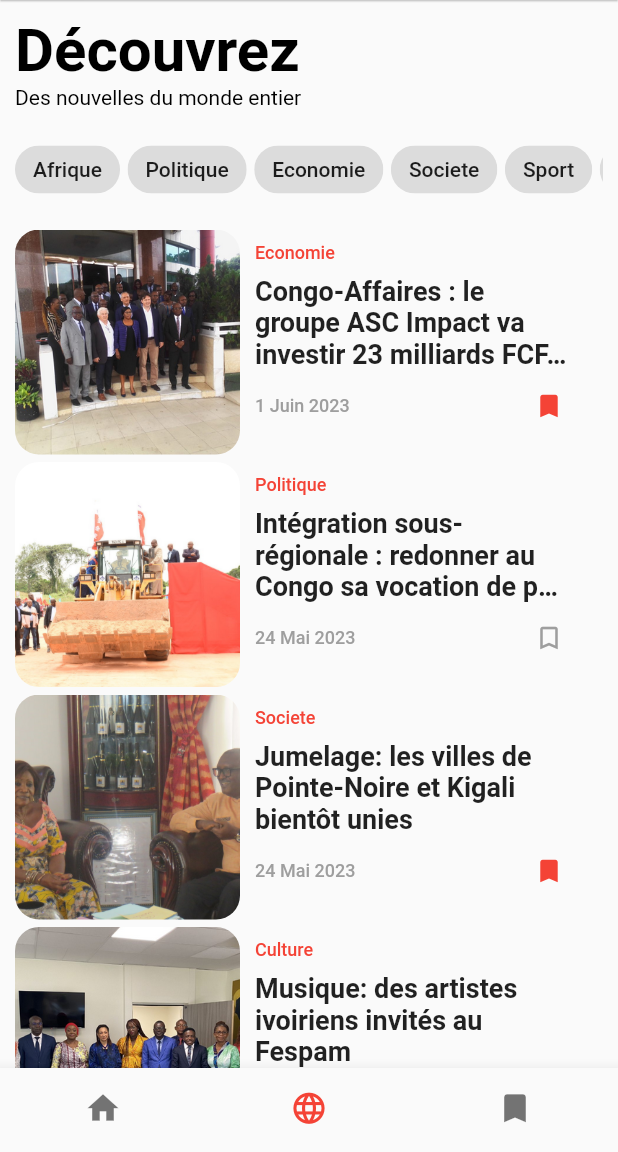
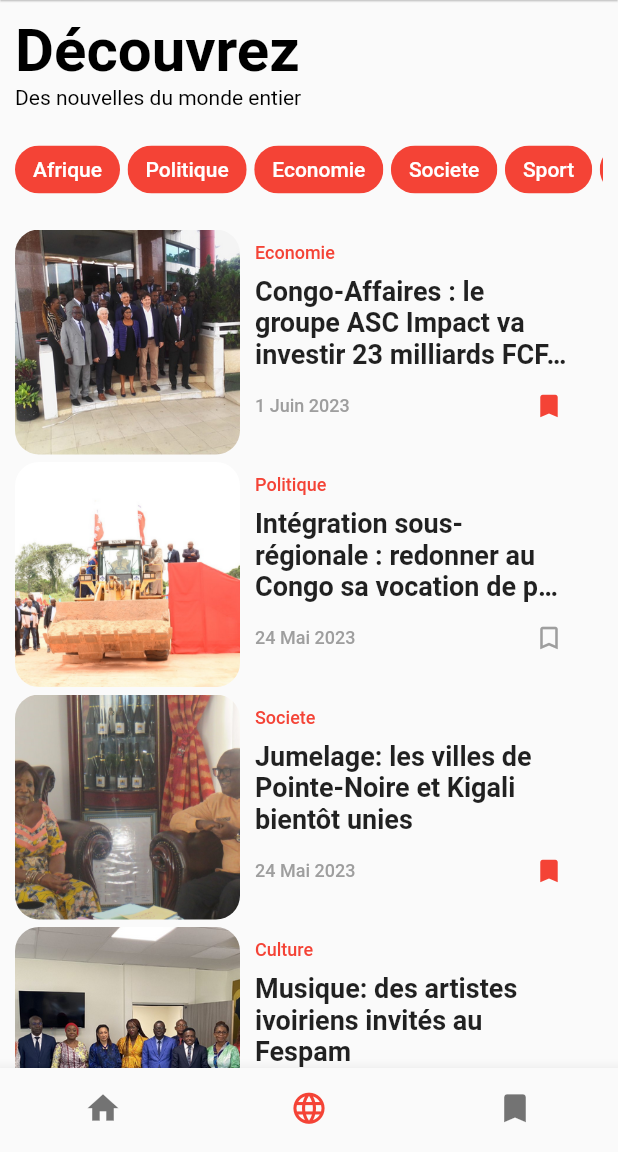
Before and after one commit to DrEPL/le_grand_magazine, a Flutter app: the screen it shows after launch, item 2 of the bottom bar chosen, after a tap on the "bookmark" icon, on a phone screen of 412 x 824 dp, the part 84-1236 px from its top. Run offline on Flutter 3.47's test engine with Material 2 defaults, Android fonts, the light colour scheme and no system bars; our stand-ins replace carousel_slider, smooth_page_indicator.

Commit message:
Création de la page article_detail_page.dart

```diff
--- a/lib/backend/models/article.dart
+++ b/lib/backend/models/article.dart
@@ -1,7 +1,7 @@
 import 'package:le_grand_magazine/frontend/enums/category.dart';
 
 class Article {
-  final String title, summary, source, image;
+  final String title, summary, source, image, content;
   final String? editor;
   final Category category;
   final DateTime publicationDate;
@@ -9,6 +9,7 @@ class Article {
 
   Article({
     required this.title,
+    required this.content,
     required this.summary,
     required this.category,
     required this.image,
--- a/lib/backend/services/article_service.dart
+++ b/lib/backend/services/article_service.dart
@@ -8,28 +8,48 @@ class ArticleService {
       title: 'Congo-Affaires : le groupe ASC Impact va investir 23 milliards FCFA dans le bois et l’agriculture',
       summary:
           'Le président directeur général du groupe ASC Impact, Karl E. Kirchmayer, a annoncé, le 31 mai à Brazzaville, son ambition d’investir en République du Congo dans les secteurs de l’agriculture, de l’exploitation forestière, de la transformation poussée du bois et l’afforestation pour un engagement prévisionnel de 23 milliards de francs CFA contre six mille emplois attendus.',
+      content:
+          'Créé en Suisse depuis 300 ans, ASC Impact a déjà mis sur pied au Congo trois sociétés de droit congolais. Il s’agit d’Agricaf Congo destinée au développement de l’agriculture, Transfor Congo dédiée à l’exploitation forestière et à la transformation poussée du bois, Afforest Congo consacrée à l’afforestation et au reboisement.'
+          'Le groupe suisse sollicite à la partie congolaise 42 000 hectares de terres agricoles dans le département du Niari ; 178 000 hectares dans la Cuvette pour l’afforestation ; 50 000 hectares pour l’aménagement forestier, la transformation plus poussée du bois et la contribution au développement local de l’unité forestière d’exploitation Mila Mila, dans le Niari.'
+          'L’entreprise tricentenaire prévoit également de s’engager dans la transformation du bois en produits finis dans les zones économiques spéciales d’Oyo-Ollombo et de Pointe-Noire. Elle n’attend plus que la levée des obstacles concernant les autorisations d’exploitation forestière et d’accès aux terres cultivables pour entrer en phase opérationnelle, a expliqué la directrice générale de l’Agence pour la promotion des investissements, Annick Mongo.'
+          'Elle s’est exprimée lors d’une rencontre réunissant les responsables d’ASC Impact et les représentants de la primature, des ministères de l’Industrie, de l’Agriculture, de l’Economie forestière et d’autres départements.'
+          'Le groupe ASC Impact est présent sur le continent africain dans les pays comme l’Angola, l’Ouganda et l’Ethiopie. Il a déjà fait ses preuves dans les domaines agricole et forestier en Europe, notamment en Autriche, en Allemagne, en Slovénie et en Russie.'
+          'Au Congo, le groupe ASC Impact entend, selon son président directeur général, Karl E. Kirchmayer, mettre un accent dans un premier temps sur l’exploitation et la transformation poussée du bois, l’afforestation, la production du soja, du maïs, du blé et d’autres cultures agricoles.'
+          'Le Congo et d’autres pays membres de la Communauté économique et monétaire de l’Afrique centrale sont engagés dans une dynamique communautaire interdisant d’exporter les grumes au profit de leur transformation locale. Une approche qui apporte de la plus-value au secteur du bois à travers l’implantation d’industries et la création des milliers d’emplois directs et indirects.'
+          'Pays à vocation agropastorale, le Congo compte dix millions d’hectares de terres arables dont 3% seulement sont utilisés tandis qu’il consacre annuellement 700 milliards de F CFA aux importations des produits alimentaires. Le groupe ASC Impact peut saisir l’opportunité pour développer ses activités dans ce pays qui partage avec d’autres de l’Afrique centrale les écosystèmes forestiers du Bassin du Congo.Christian Brice Elion',
       category: Category.Economie,
       source: 'Adiac',
       publicationDate: DateTime(2023, 6, 1, 10, 7),
       isSaved: true,
     ),
-
     Article(
       image: 'assets/images/article_2.png',
       title: 'Intégration sous-régionale : redonner au Congo sa vocation de pays de transit',
       summary:
           'Le président de la République, Denis Sassou N’Guesso, a lancé officiellement, le 20 mai au village Mbindjo (district de Mokeko), dans le département de la Sangha, les travaux d’aménagement et de bitumage de la route Ouesso-Pokola, longue de 47 km, avec construction d’un pont de 616 m sur la rivière Sangha. Un projet intégrateur dont l’ambition majeure est de redonner au Congo sa vocation de pays de transit.',
+      content:
+          'Financés entièrement par la Banque de développement des Etats de l’Afrique centrale (BDEAC) à hauteur de 99 700 000 000 FCFA, les travaux de la première phase du projet d’aménagement et de bitumage du corridor 13, Ouesso-Bangui-N’Djamena, sont confiés à la société China road and bridge corporation (CRBC) pour une durée de trois ans. Ils prévoient, entre autres, le bitumage de la section Ouesso-Pokola ; la construction de trois ponts majeurs dotés d’une structure mixte constituée des poutres métalliques surmontées d’une dalle de hourdis en béton armé.'
+          'Il est également prévu la construction d’un poste de pesage des essieux; de 8,5 km de voiries urbaines avec éclairage à Pokola. Selon le délégué général aux Grands travaux, Oscar Otoka, il y aura aussi la dalle en béton armé du tablier, portée par deux poutres métalliques de 3,6 m de hauteur, avec une épaisseur de 25 cm. « Cette route d’intérêt sous-régional qui vient concrétiser l’ambitieux programme d’investissements que le gouvernement, fort des objectifs, enjeux et défis d’opérationnalisation de la Zone de libre-échange continentale africaine, entend mettre en œuvre pour développer et moderniser tous azimuts le réseau routier national en vue d’améliorer la connectivité nationale et régionale », a rappelé le délégué général.'
+          'Louant les efforts du gouvernement et de ses partenaires, le sous-préfet de Mokeko, Odile Kinzenzé Kossa, a indiqué que la construction du plus grand pont du pays sur la rivière Sangha va moderniser la liaison routière entre la République du Congo, la République centrafricaine et la République du Tchad en passant par Pokola avec ses voiries urbaines et le département de la Likouala. « Nous observons non sans faute que la notion de carrefour de la partie septentrionale du Congo, conférée au département de la Sangha dans sa globalité, revient particulièrement à Mokeko qui joue inéluctablement cette fonction. Le développement du district de Mokeko passe par celui de la route qui mène au désenclavement des bassins de production. Ce qui favoriserait les échanges commerciaux entre les différents pays de la Communauté économique et monétaire de l’Afrique centrale (Cémac) », a-t-elle souligné.'
+          'Augmenter la valeur annuelle des exportations des pays membres'
+          'Le vice-président de la BDEAC, Jean Paterne Megné Ekoga, quant à lui, a déclaré que ce projet intégrateur permettra à la République centrafricaine et à la République du Tchad d’avoir une alternative d’accès à la mer par voie ferrée, voie routière et par voie fluviale. La République du Congo verra, de son côté, sa vocation séculaire de pays de transit et de transport multimodal renforcée. « Les avantages économiques, sociaux et environnementaux du projet confirment bien son importance pour le Congo en particulier et l’Afrique centrale en général. A travers la mise en œuvre de ce projet, le Congo participera à la réalisation des programmes intégrateurs en matière de liaison routière entre les capitales de la Cémac », a-t-il laissé entendre, réitérant l’engagement de son institution à œuvrer toujours aux côtés de la République du Congo.'
+          'Le ministre d’Etat, ministre de l’Aménagement du territoire, des Infrastructures et de l’Entretien routier, Jean Jacques Bouya, pour sa part, a estimé que la construction d’une route et d’un grand pont aux standards internationaux pour enjamber la redoutable rivière Sangha et relier ce département à son voisin la Likouala permettra, à terme, de connecter non seulement le Congo à la Centrafrique, mais aussi de participer à la connexion du Nord au Sud de l’Afrique par le centre. « Cette route vient compléter la chaîne des infrastructures de transports terrestres de nature à restituer au Congo sa vocation d’un pays de transit, offrant une plaque tournante d’échanges intra et extra pays, à partir du port autonome de Pointe-Noire », a précisé le ministre d’Etat.'
+          'D’après lui, le rapport 2018 de la Communauté économique des Etats de l’Afrique centrale sur l’étude économique du projet de la route Ouesso-Bangui-N’Djamena ainsi que de la navigation sur le fleuve Congo et ses affluents, les rivières Oubangui et Sangha, révèle qu’à la mise en service de la route, la valeur annuelle des estimations d’exportations des pays membres sera globalement plus élevée. Elle passera de 274 milliards 191 millions FCFA à 2 125 milliards 158 millions FCFA. Pour le Congo, on notera, a-t-il annoncé, une augmentation substantielle de 11%, soit de 20 milliards 688 millions FCFA à 694 milliards 218 millions FCFA.Parfait Wilfried Douniama'
+          '',
       category: Category.Politique,
       source: 'Adiac',
       publicationDate: DateTime(2023, 5, 24, 15, 11),
       isSaved: false,
     ),
-
     Article(
       image: 'assets/images/article_3.png',
       title: 'Jumelage: les villes de Pointe-Noire et Kigali bientôt unies',
       summary:
           'L’information a été rendue publique par Théoneste Mutsindashyaka, ambassadeur de la République du Rwanda au Congo, à l’issue  d’un entretien, le 23 mai, avec Evelyne Tchitchellé, maire de la ville de Pointe-Noire.',
+      content:
+          'L’ambassadeur du Rwanda au Congo a signifié, au sortir de l’audience, que l’entretien avec le maire a porté sur le jumelage de la ville de Pointe-Noire et celle de Kigali. « J’ai expliqué, au cours de cette rencontre avec madame le maire, que la ville de Kigali est prête a accepté le jumelage avec celle de Pointe-Noire », a-t-il indiqué.   '
+          'Au cours de cette rencontre, l’ambassadeur Théoneste Mutsindashyaka a présenté les opportunités de son pays exploitables au Congo.  Les deux personnalités ont aussi envisagé la possibilité d’une visite de travail à Kigali en vue d’un échange d’expérience dans les domaines de l’agriculture, du tourisme et autres. La signature d’un partenariat ou d’un protocole d’accord entre les autorités des deux villes est également prévue, en vue du jumelage.'
+          'Soulignons  que cette audience a eu lieu au moment où la mairie de Pointe-Noire est paralysée, depuis le 17 mai dernier, par une grève de ses  agents.Séverin Ibara',
       category: Category.Societe,
       source: 'Adiac',
       publicationDate: DateTime(2023, 5, 24, 15, 15),
@@ -40,6 +60,11 @@ class ArticleService {
       title: 'Musique: des artistes ivoiriens invités au Fespam',
       summary:
           'Les artistes ivoiriens sont invités à participer à la 11e édition du  Festival panafricain de musique (Fespam) qui aura lieu du 15 au 22 juillet prochain, à Brazzaville.',
+      content:
+          'L’invitation a été transmise à la ministre ivoirienne de la Culture et de la Francophonie, Françoise Remarck, par son homologue congolaise, Lydie Pongault, en marge du Salon international du livre d’Abidjan (Sila) qui s’est tenu du 9 au 13 mai dernier et  dont la République du Congo avait été l’invitée d’honneur.'
+          'Au cours de ces retrouvailles marquées à la fois par les allocutions et les ateliers, la délégation congolaise, forte d’une dizaine d’écrivains et d’autres professionnels du livre, a eu des échanges fructueux avec tous ses partenaires. Des prises de parole des autorités ivoiriennes, il en ressort une reconnaissance du rayonnement international de la littérature congolaise ; la nécessité de penser le livre comme levier de l’inclusion sociale et du développement des économies, à travers notamment la mise en place des industries culturelles et créatives et le renforcement des liens d’amitié et de la coopération culturelle entre le Congo et la Côte d’Ivoire.'
+          'Par ailleurs, les discussions entre les deux ministres, qui ont eu lieu en marge du salon, ont porté essentiellement sur la mise en application de l’Accord de coopération culturelle et artistique entre le Congo et la Côte d’Ivoire du 22 novembre 2022 ; le statut et le cadre juridique de l’artiste et des professionnels de la culture et des arts ; la restitution des œuvres d’art africain ; la réforme du corpus juridique réglementant le fonctionnement des institutions en charge de la gestion collective que sont le Bureau ivoirien du droit d’auteur et le Bureau congolais du droit d’auteur ; le développement des industries culturelles et créatives, à travers la création ou l’augmentation des fonds dédiés à la création et à l’action culturelle ; les formations professionnalisantes dans les domaines artistiques et d’expertise culturelle ; l’appui ou la relance des centres de lecture et d’animation culturelle en zones urbaines et rurales ; la construction ou la rénovation d’infrastructures culturelles ainsi que la préservation du patrimoine.'
+          'En effet, la participation du Congo au Sila constitue un premier pas dans la démarche de mise en application de l’accord susmentionné. De plus, il s’agit également de la nécessité d’un dialogue ouvert avec les experts des pays africains au sujet de la restitution des œuvres d’art, laquelle est régie par le Rapport Jean Luc Martinez, loi-cadre fixant les critères de restitution des œuvres dans le but de faire bloc et de repenser les critères jugés européo-centrés. De la même manière, la participation du Congo au Sila devrait permettre d’établir des objectifs chiffrés en termes d’organisation d’événements culturels dans les grandes villes et dans l’hinterland afin d’apporter un dynamisme aux vies culturelles nationales.      Roger Ngombé',
       category: Category.Culture,
       source: 'Adiac',
       publicationDate: DateTime(2023, 5, 24, 15, 23),
@@ -50,6 +75,16 @@ class ArticleService {
       title: 'Nigeria : le nouveau président oriente le développement numérique sur sept axes stratégiques',
       summary:
           'Durant sa présidence démarrée en mai 2015, Muhammadu Buhari, le président sortant, a réussi à faire briller le Nigeria sur la scène technologique et numérique internationale. Pour les quatre prochaines années, son successeur veut faire encore mieux.',
+      content:
+          'Bola Tinubu (photo) a prêté serment le lundi 29 mai à Abuja pour devenir officiellement le nouveau président du Nigeria. Elu le 25 février, l’ex-gouverneur de l’Etat de Lagos croit au pouvoir catalyseur du numérique pour le développement du pays.'
+          'Il a prévu à cet effet un programme qui se concentre sur sept domaines à savoir l’innovation et l’entreprenariat, la fourniture de services et l’externalisation, la fabrication des produits technologiques, le commerce électronique, la numérisation des services publics, la large bande et la blockchain.'
+          'L’administration Tinubu prévoit de mettre en œuvre des politiques pour soutenir les opportunités de financement locales et l’accès au capital pour encourager les investisseurs étrangers à continuer d’investir au Nigeria. Des politiques visant à former et renforcer les capacités des jeunes dans le domaine des TIC seront également élaborées.'
+          'Une autre industrie de l’écosystème technologique nigérian que le programme promet de développer est le secteur du commerce électronique en modernisant l’infrastructure nationale de transport du pays, afin d’offrir des services à l’échelle nationale et de répondre aux besoins des consommateurs dans tout le pays.'
+          'Des investissements dans la fabrication des produits technologiques sont également prévus, car elle présente selon le programme une autre opportunité importante pour la création d’emplois au Nigeria. Ainsi, l’importation de smartphones sera remplacée par l’assemblage local pour le développement du secteur manufacturier technologique.'
+          'Concernant la Blockchain, le nouveau président envisage de réformer la politique gouvernementale pour encourager l’utilisation prudente de cette nouvelle technologie dans la finance et la banque, la gestion des identités, la collecte des revenus et l’utilisation des crypto-actifs.'
+          'Conscient que tous ces projets ne se réaliseront pas sans une bonne connectivité Internet, le nouveau chef d’Etat ambitionne d’ici deux ans d’accroître la large bande et de fournir des services haut débit à 90 % de la population. Actuellement, le réseau national de fibre optique du Nigeria est achevé à 98 %, selon le gouvernement.  '
+          'La couverture Internet universelle permettra ainsi l’utilisation des services publics qui seront davantage mis en ligne dans les prochains mois, selon le chef de l’Etat.'
+          'Pour les 24 premiers mois de son mandant, M. Tinubu mise sur la création d’un million d’emplois dans le secteur des TIC.',
       category: Category.Afrique,
       source: 'We are Tech',
       publicationDate: DateTime(2023, 5, 31, 08, 40),
--- a/lib/frontend/pages/discover_page.dart
+++ b/lib/frontend/pages/discover_page.dart
@@ -1,6 +1,7 @@
 import 'package:flutter/material.dart';
 import 'package:le_grand_magazine/backend/services/article_service.dart';
 import 'package:le_grand_magazine/frontend/enums/category.dart';
+import 'package:le_grand_magazine/frontend/pages/article_detail_page.dart';
 import 'package:le_grand_magazine/frontend/widgets/category_chip.dart';
 import 'package:le_grand_magazine/frontend/widgets/recommended_article.dart';
 
@@ -24,7 +25,7 @@ class DiscoverPage extends StatelessWidget {
               child: ListView.separated(
                 scrollDirection: Axis.horizontal,
                 itemBuilder: (context, index) {
-                  return CategoryChip(label: categories[index].displayName());
+                  return CategoryChip(label: categories[index].displayName(), labelColor: Colors.white, backgroundColor: Colors.red);
                 },
                 separatorBuilder: (context, _) {
                   return const SizedBox(width: 5);
@@ -44,6 +45,7 @@ class DiscoverPage extends StatelessWidget {
                   icon: articles[index].isSaved ? Icons.bookmark : Icons.bookmark_outline,
                   iconColor: articles[index].isSaved ? Colors.red : Colors.grey,
                   onIconPressed: () {},
+                  onTap: () => Navigator.push(context, MaterialPageRoute(builder: (BuildContext context) => ArticleDetailPage(article: articles[index]))),
                 );
               },
               separatorBuilder: (context, _) => const SizedBox(height: 5),
--- a/lib/frontend/pages/home_page.dart
+++ b/lib/frontend/pages/home_page.dart
@@ -1,6 +1,7 @@
 import 'package:flutter/material.dart';
 import 'package:le_grand_magazine/backend/services/article_service.dart';
 import 'package:le_grand_magazine/frontend/enums/category.dart';
+import 'package:le_grand_magazine/frontend/pages/article_detail_page.dart';
 import 'package:le_grand_magazine/frontend/utils/app_strings.dart';
 import 'package:le_grand_magazine/frontend/widgets/carousel.dart';
 import 'package:le_grand_magazine/frontend/widgets/recommended_article.dart';
@@ -38,6 +39,7 @@ class _HomePageState extends State<HomePage> {
                   icon: articles[index].isSaved ? Icons.bookmark : Icons.bookmark_outline,
                   iconColor: articles[index].isSaved ? Colors.red : Colors.grey,
                   onIconPressed: () {},
+                  onTap: () => Navigator.push(context, MaterialPageRoute(builder: (BuildContext context) => ArticleDetailPage(article: articles[index]))),
                 ),
               );
             },
--- a/lib/frontend/widgets/carousel.dart
+++ b/lib/frontend/widgets/carousel.dart
@@ -2,6 +2,7 @@ import 'package:carousel_slider/carousel_slider.dart';
 import 'package:flutter/material.dart';
 import 'package:le_grand_magazine/backend/services/article_service.dart';
 import 'package:le_grand_magazine/frontend/enums/category.dart';
+import 'package:le_grand_magazine/frontend/pages/article_detail_page.dart';
 import 'package:smooth_page_indicator/smooth_page_indicator.dart';
 
 class Carousel extends StatefulWidget {
@@ -31,9 +32,12 @@ class _CarouselState extends State<Carousel> {
             onPageChanged: (index, reason) => setState(() => activeIndex = index),
           ),
           itemBuilder: (context, index, realIndex) {
-            final image = articles[index];
-
-            return Stack(children: [_buildImage(index), _buildCategory(index, context), _buildTimeAndTitle(context, index)]);
+            return GestureDetector(
+              onTap: () => Navigator.push(context, MaterialPageRoute(builder: (BuildContext context) => ArticleDetailPage(article: articles[index]))),
+              child: Stack(
+                children: [_buildImage(index), _buildCategory(index, context), _buildTimeAndTitle(context, index)],
+              ),
+            );
           },
         ),
         const SizedBox(height: 24),
@@ -76,16 +80,16 @@ class _CarouselState extends State<Carousel> {
     );
   }
 
-  String displayTime({required Duration time}){
-    if(time.inSeconds < 60){
+  String displayTime({required Duration time}) {
+    if (time.inSeconds < 60) {
       return "Il y a ${time.inSeconds} secondes";
     }
 
-    if(time.inMinutes < 60){
+    if (time.inMinutes < 60) {
       return "Il y a ${time.inMinutes} minutes";
     }
 
-    if(time.inMinutes >= 60){
+    if (time.inMinutes >= 60) {
       return "Plutôt dans la journée";
     }
 
--- a/lib/frontend/widgets/category_chip.dart
+++ b/lib/frontend/widgets/category_chip.dart
@@ -3,8 +3,14 @@ import 'package:flutter/material.dart';
 class CategoryChip extends StatelessWidget {
   final String label;
 
-  const CategoryChip({super.key, required this.label});
+  final Color labelColor, backgroundColor;
+
+  const CategoryChip({super.key, required this.label, required this.labelColor, required this.backgroundColor});
 
   @override
-  Widget build(BuildContext context) => Chip(label: Text(label));
+  Widget build(BuildContext context) => Chip(
+        label: Text(label),
+        labelStyle: TextStyle(color: labelColor),
+        backgroundColor: backgroundColor,
+      );
 }
```
Also changed, not shown: lib/frontend/pages/article_detail_page.dart (added, +132 -0 lines).
